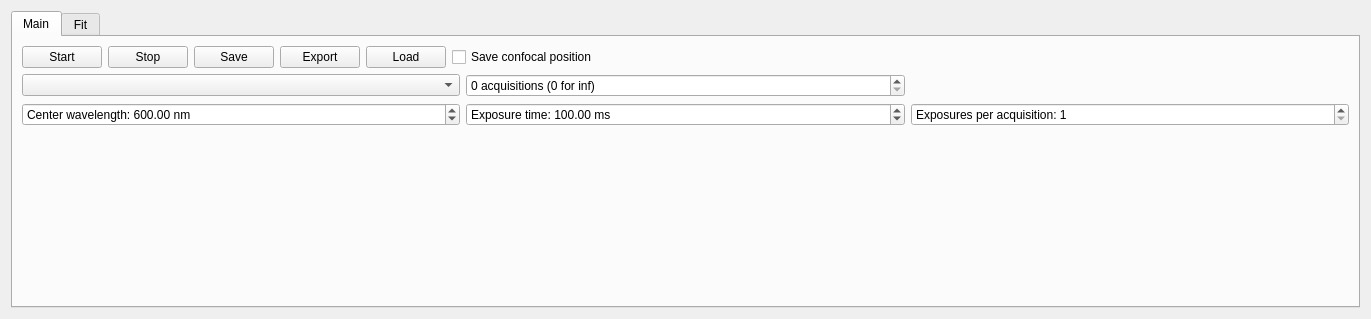
Old version of the form mahos/gui/ui/spectroscopy.ui in the repository ToyotaCRDL/mahos.
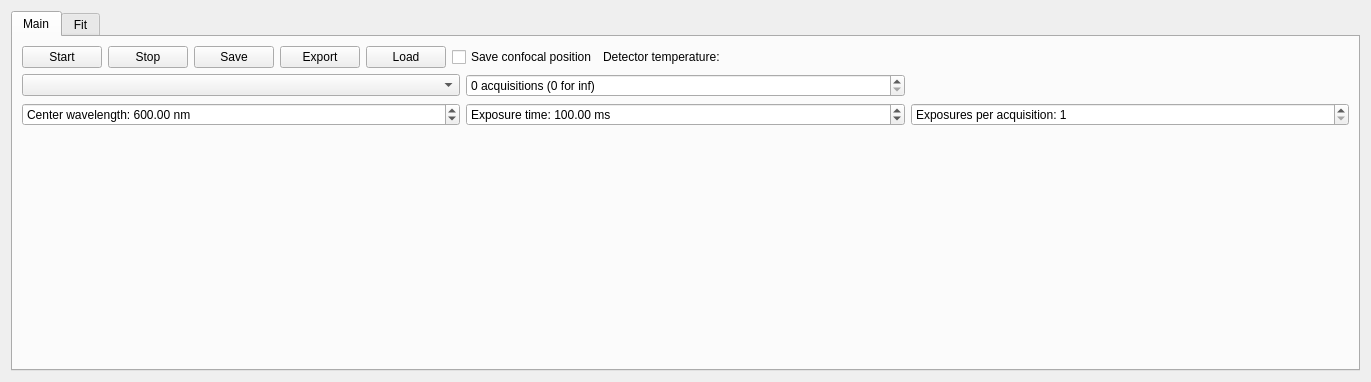
New version of the form.

Commit message: inst.spectrometer: add new class Andor_Spectrometer

What changed in the file:
```diff
--- a/mahos/gui/ui/spectroscopy.ui
+++ b/mahos/gui/ui/spectroscopy.ui
@@ -7,7 +7,7 @@
     <x>0</x>
     <y>0</y>
     <width>1371</width>
-    <height>319</height>
+    <height>382</height>
    </rect>
   </property>
   <property name="windowTitle">
@@ -68,6 +68,13 @@
            </property>
           </widget>
          </item>
+         <item>
+          <widget class="QLabel" name="temp_label">
+           <property name="text">
+            <string>Detector temperature: </string>
+           </property>
+          </widget>
+         </item>
          <item>
           <spacer name="horizontalSpacer_3">
            <property name="orientation">
```
The commit also changes 10 other files.
